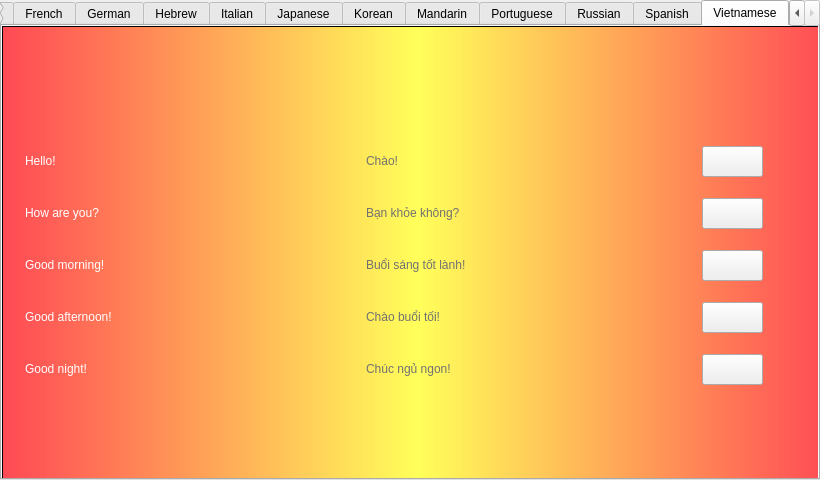
Qt form ui/main_window.ui (LucasRibeiroRJBR/Lang_Explorer) before a commit.
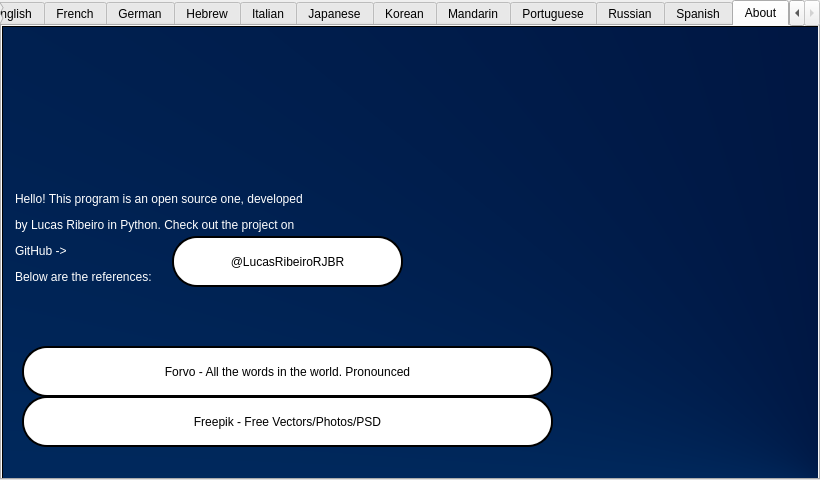
The same form after that commit. The open tabs and pages were chosen to show the change.

Commit message: Audios / About tabs

The edit to the form file:
```diff
--- a/ui/main_window.ui
+++ b/ui/main_window.ui
@@ -10,12 +10,33 @@
     <height>480</height>
    </rect>
   </property>
+  <property name="minimumSize">
+   <size>
+    <width>820</width>
+    <height>480</height>
+   </size>
+  </property>
+  <property name="maximumSize">
+   <size>
+    <width>820</width>
+    <height>480</height>
+   </size>
+  </property>
+  <property name="sizeIncrement">
+   <size>
+    <width>820</width>
+    <height>480</height>
+   </size>
+  </property>
   <property name="windowTitle">
    <string>TabWidget</string>
   </property>
   <property name="currentIndex">
    <number>0</number>
   </property>
+  <property name="tabBarAutoHide">
+   <bool>true</bool>
+  </property>
   <widget class="QWidget" name="tab">
    <attribute name="title">
     <string>Arabic</string>
@@ -3388,7 +3409,7 @@
   </widget>
   <widget class="QWidget" name="tab_13">
    <attribute name="title">
-    <string>Vietnamese</string>
+    <string>About</string>
    </attribute>
    <widget class="QFrame" name="frame_13">
     <property name="geometry">
@@ -3405,7 +3426,22 @@
 }
 
 QFrame#frame_13 { 
-	background-color: qlineargradient(spread:pad, x1:0, y1:0, x2:1, y2:0, stop:0 rgba(255, 73, 85, 255), stop:0.5 rgba(255, 255, 90, 255), stop:1 rgba(255, 73, 85, 255));
+	background-color: qconicalgradient(cx:1, cy:1, angle:0, stop:0 rgba(0, 4, 40, 255), stop:1 rgba(0, 78, 146, 255));
+}
+
+QPushButton {
+	font: bold 12pt &quot;Trebuchet MS&quot;;
+	background-color: white;
+	border-radius : 25px; 
+	border : 2px solid black;
+}
+
+QPushButton::pressed {
+	font: bold 14pt &quot;Trebuchet MS&quot;;
+	color: #004E92;
+	background-color: yellow;
+	border-radius : 25px; 
+	border : 2px solid black;
 }</string>
     </property>
     <property name="frameShape">
@@ -3417,10 +3453,10 @@
     <widget class="QLabel" name="lb_flag_vietnamese">
      <property name="geometry">
       <rect>
-       <x>364</x>
+       <x>367</x>
        <y>20</y>
-       <width>102</width>
-       <height>64</height>
+       <width>96</width>
+       <height>96</height>
       </rect>
      </property>
      <property name="styleSheet">
@@ -3433,237 +3469,89 @@
     <widget class="QLabel" name="label_125">
      <property name="geometry">
       <rect>
-       <x>23</x>
-       <y>112</y>
-       <width>100</width>
-       <height>46</height>
+       <x>13</x>
+       <y>122</y>
+       <width>791</width>
+       <height>181</height>
       </rect>
      </property>
      <property name="styleSheet">
       <string notr="true">font: 75 28pt &quot;Trebuchet MS&quot;;</string>
      </property>
      <property name="text">
-      <string>Hello!</string>
+      <string>&lt;html&gt;&lt;head/&gt;&lt;body&gt;&lt;p&gt;Hello! This program is an open source one, developed&lt;/p&gt;&lt;p&gt;by Lucas Ribeiro in Python. Check out the project on&lt;/p&gt;&lt;p&gt;GitHub -&amp;gt; &lt;/p&gt;&lt;p&gt;Below are the references:&lt;/p&gt;&lt;/body&gt;&lt;/html&gt;</string>
      </property>
     </widget>
-    <widget class="QLabel" name="label_126">
+    <widget class="QPushButton" name="bt_forvo">
      <property name="geometry">
       <rect>
-       <x>23</x>
+       <x>20</x>
        <y>320</y>
-       <width>196</width>
-       <height>46</height>
+       <width>531</width>
+       <height>51</height>
       </rect>
      </property>
-     <property name="styleSheet">
-      <string notr="true">font: 75 28pt &quot;Trebuchet MS&quot;;</string>
+     <property name="cursor">
+      <cursorShape>PointingHandCursor</cursorShape>
      </property>
-     <property name="text">
-      <string>Good night!</string>
+     <property name="mouseTracking">
+      <bool>false</bool>
      </property>
-    </widget>
-    <widget class="QLabel" name="label_127">
-     <property name="geometry">
-      <rect>
-       <x>23</x>
-       <y>164</y>
-       <width>219</width>
-       <height>46</height>
-      </rect>
+     <property name="layoutDirection">
+      <enum>Qt::LeftToRight</enum>
      </property>
      <property name="styleSheet">
-      <string notr="true">font: 75 28pt &quot;Trebuchet MS&quot;;</string>
+      <string notr="true"/>
      </property>
      <property name="text">
-      <string>How are you?</string>
+      <string>Forvo - All the words in the world. Pronounced</string>
      </property>
-    </widget>
-    <widget class="QLabel" name="label_128">
-     <property name="geometry">
-      <rect>
-       <x>23</x>
-       <y>216</y>
-       <width>246</width>
-       <height>46</height>
-      </rect>
+     <property name="autoRepeat">
+      <bool>false</bool>
      </property>
-     <property name="styleSheet">
-      <string notr="true">font: 75 28pt &quot;Trebuchet MS&quot;;</string>
+     <property name="autoExclusive">
+      <bool>false</bool>
      </property>
-     <property name="text">
-      <string>Good morning!</string>
-     </property>
     </widget>
-    <widget class="QLabel" name="label_129">
+    <widget class="QPushButton" name="bt_freepik">
      <property name="geometry">
       <rect>
-       <x>23</x>
-       <y>268</y>
-       <width>273</width>
-       <height>46</height>
+       <x>20</x>
+       <y>370</y>
+       <width>531</width>
+       <height>51</height>
       </rect>
      </property>
-     <property name="styleSheet">
-      <string notr="true">font: 75 28pt &quot;Trebuchet MS&quot;;</string>
+     <property name="cursor">
+      <cursorShape>PointingHandCursor</cursorShape>
      </property>
-     <property name="text">
-      <string>Good afternoon!</string>
-     </property>
-    </widget>
-    <widget class="QPushButton" name="bt_vietnamese_1">
-     <property name="enabled">
-      <bool>true</bool>
-     </property>
-     <property name="geometry">
-      <rect>
-       <x>700</x>
-       <y>120</y>
-       <width>61</width>
-       <height>31</height>
-      </rect>
-     </property>
      <property name="styleSheet">
       <string notr="true"/>
      </property>
      <property name="text">
-      <string/>
+      <string>Freepik - Free Vectors/Photos/PSD</string>
      </property>
-    </widget>
-    <widget class="QPushButton" name="bt_vietnamese_2">
-     <property name="geometry">
-      <rect>
-       <x>700</x>
-       <y>172</y>
-       <width>61</width>
-       <height>31</height>
-      </rect>
+     <property name="flat">
+      <bool>false</bool>
      </property>
-     <property name="text">
-      <string/>
-     </property>
     </widget>
     <widget class="QPushButton" name="bt_vietnamese_3">
      <property name="geometry">
       <rect>
-       <x>700</x>
-       <y>224</y>
-       <width>61</width>
-       <height>31</height>
+       <x>170</x>
+       <y>210</y>
+       <width>231</width>
+       <height>51</height>
       </rect>
      </property>
-     <property name="text">
-      <string/>
+     <property name="cursor">
+      <cursorShape>PointingHandCursor</cursorShape>
      </property>
-    </widget>
-    <widget class="QPushButton" name="bt_vietnamese_4">
-     <property name="geometry">
-      <rect>
-       <x>700</x>
-       <y>276</y>
-       <width>61</width>
-       <height>31</height>
-      </rect>
-     </property>
-     <property name="text">
-      <string/>
-     </property>
-    </widget>
-    <widget class="QPushButton" name="bt_vietnamese_5">
-     <property name="geometry">
-      <rect>
-       <x>700</x>
-       <y>328</y>
-       <width>61</width>
-       <height>31</height>
-      </rect>
-     </property>
-     <property name="text">
-      <string/>
-     </property>
-    </widget>
-    <widget class="QLabel" name="label_130">
-     <property name="geometry">
-      <rect>
-       <x>364</x>
-       <y>216</y>
-       <width>321</width>
-       <height>46</height>
-      </rect>
-     </property>
      <property name="styleSheet">
-      <string notr="true">font: 75 28pt &quot;Trebuchet MS&quot;;
-color: #717171;</string>
+      <string notr="true"/>
      </property>
      <property name="text">
-      <string>Buổi sáng tốt lành!</string>
-     </property>
-    </widget>
-    <widget class="QLabel" name="label_131">
-     <property name="geometry">
-      <rect>
-       <x>364</x>
-       <y>164</y>
-       <width>281</width>
-       <height>46</height>
-      </rect>
-     </property>
-     <property name="styleSheet">
-      <string notr="true">font: 75 28pt &quot;Trebuchet MS&quot;;
-color: #717171;</string>
-     </property>
-     <property name="text">
-      <string>Bạn khỏe không?</string>
-     </property>
-    </widget>
-    <widget class="QLabel" name="label_132">
-     <property name="geometry">
-      <rect>
-       <x>364</x>
-       <y>268</y>
-       <width>273</width>
-       <height>46</height>
-      </rect>
-     </property>
-     <property name="styleSheet">
-      <string notr="true">font: 75 28pt &quot;Trebuchet MS&quot;;
-color: #717171;</string>
-     </property>
-     <property name="text">
-      <string>Chào buổi tối!</string>
-     </property>
-    </widget>
-    <widget class="QLabel" name="label_133">
-     <property name="geometry">
-      <rect>
-       <x>364</x>
-       <y>320</y>
-       <width>281</width>
-       <height>46</height>
-      </rect>
-     </property>
-     <property name="styleSheet">
-      <string notr="true">font: 75 28pt &quot;Trebuchet MS&quot;;
-color: #717171;</string>
-     </property>
-     <property name="text">
-      <string>Chúc ngủ ngon!</string>
-     </property>
-    </widget>
-    <widget class="QLabel" name="label_134">
-     <property name="geometry">
-      <rect>
-       <x>364</x>
-       <y>112</y>
-       <width>221</width>
-       <height>46</height>
-      </rect>
-     </property>
-     <property name="styleSheet">
-      <string notr="true">font: 75 28pt &quot;Trebuchet MS&quot;;
-color: #717171;</string>
-     </property>
-     <property name="text">
-      <string>Chào!</string>
+      <string>@LucasRibeiroRJBR</string>
      </property>
     </widget>
    </widget>
```
Left out of the diff: 26 changed lines with no effect on the pictures. The commit also changes 77 other files.
